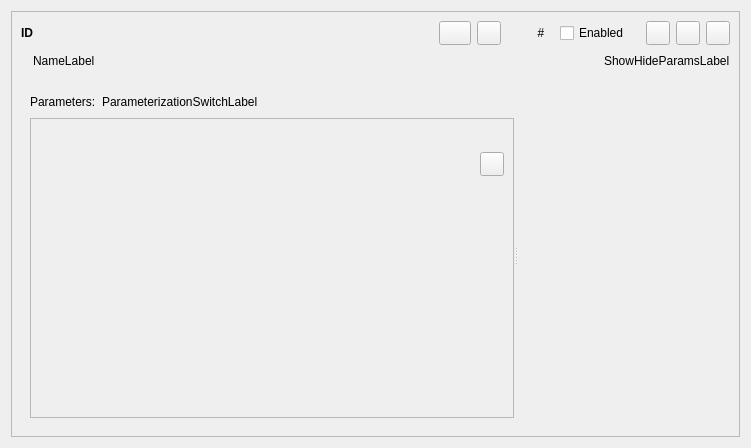
This is src/apps/openfluid-builder/common/WareWidget.ui in OpenFLUID/openfluid as Qt 5 draws it before an edit. The edited form follows.
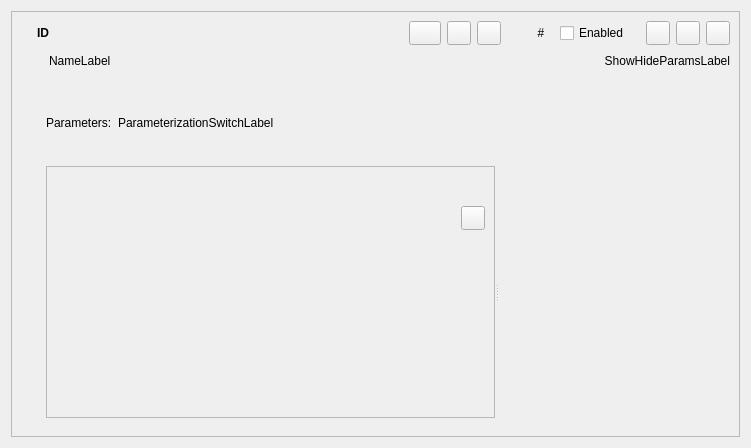
This is the edited form. Custom widgets are drawn as their Qt base class.

```diff
--- a/src/apps/openfluid-builder/common/WareWidget.ui
+++ b/src/apps/openfluid-builder/common/WareWidget.ui
@@ -26,6 +26,9 @@
    <string notr="true"/>
   </property>
   <layout class="QHBoxLayout" name="horizontalLayout_5">
+   <property name="spacing">
+    <number>0</number>
+   </property>
    <item>
     <widget class="QFrame" name="WareFrame">
      <property name="sizePolicy">
@@ -43,9 +46,48 @@
      <property name="lineWidth">
       <number>1</number>
      </property>
-     <layout class="QVBoxLayout" name="verticalLayout_2" stretch="0,0,0,1">
+     <layout class="QHBoxLayout" name="horizontalLayout_7" stretch="0,0">
+      <property name="spacing">
+       <number>6</number>
+      </property>
+      <property name="leftMargin">
+       <number>9</number>
+      </property>
+      <property name="topMargin">
+       <number>9</number>
+      </property>
+      <property name="bottomMargin">
+       <number>9</number>
+      </property>
       <item>
-       <layout class="QHBoxLayout" name="IDButtonsLayout" stretch="1,0,0,0,0,0,0,0,0,0,0,0">
+       <widget class="openfluid::ui::common::ClickableLabel" name="CustomColor">
+        <property name="minimumSize">
+         <size>
+          <width>10</width>
+          <height>0</height>
+         </size>
+        </property>
+        <property name="maximumSize">
+         <size>
+          <width>10</width>
+          <height>16777215</height>
+         </size>
+        </property>
+        <property name="text">
+         <string/>
+        </property>
+       </widget>
+      </item>
+      <item>
+       <layout class="QVBoxLayout" name="verticalLayout_7">
+        <property name="topMargin">
+         <number>0</number>
+        </property>
+        <property name="bottomMargin">
+         <number>0</number>
+        </property>
+        <item>
+         <layout class="QHBoxLayout" name="IDButtonsLayout" stretch="1,0,0,0,0,0,0,0,0,0,0,0,0">
         <item>
          <widget class="openfluid::ui::common::ElidedLabel" name="IDLabel">
           <property name="sizePolicy">
@@ -119,6 +161,25 @@
           </property>
          </widget>
         </item>
+          <item>
+           <widget class="QPushButton" name="ColorButton">
+            <property name="minimumSize">
+             <size>
+              <width>24</width>
+              <height>24</height>
+             </size>
+            </property>
+            <property name="maximumSize">
+             <size>
+              <width>24</width>
+              <height>24</height>
+             </size>
+            </property>
+            <property name="text">
+             <string/>
+            </property>
+           </widget>
+          </item>
         <item>
          <spacer name="horizontalSpacer_6">
           <property name="orientation">
@@ -258,7 +319,7 @@
        </layout>
       </item>
       <item>
-       <layout class="QHBoxLayout" name="horizontalLayout_2" stretch="1,0,0">
+         <layout class="QHBoxLayout" name="horizontalLayout_2" stretch="0,0,0">
         <item>
          <widget class="openfluid::ui::common::ElidedLabel" name="NameLabel">
           <property name="text">
@@ -287,31 +348,19 @@
         </item>
         <item>
          <widget class="openfluid::ui::common::ActionLabel" name="ShowHideParamsLabel">
+            <property name="layoutDirection">
+             <enum>Qt::LeftToRight</enum>
+            </property>
           <property name="text">
            <string notr="true">ShowHideParamsLabel</string>
           </property>
+            <property name="alignment">
+             <set>Qt::AlignRight|Qt::AlignTrailing|Qt::AlignVCenter</set>
+            </property>
          </widget>
         </item>
        </layout>
       </item>
-      <item>
-       <widget class="QWidget" name="ParamInfoTitleWidget" native="true">
-        <layout class="QHBoxLayout" name="horizontalLayout_4">
-         <property name="leftMargin">
-          <number>0</number>
-         </property>
-         <property name="topMargin">
-          <number>0</number>
-         </property>
-         <property name="rightMargin">
-          <number>0</number>
-         </property>
-         <property name="bottomMargin">
-          <number>0</number>
-         </property>
-        </layout>
-       </widget>
-      </item>
       <item>
        <widget class="QWidget" name="ParamInfoWidget" native="true">
         <property name="sizePolicy">
@@ -328,25 +377,6 @@
         </property>
         <layout class="QVBoxLayout" name="verticalLayout_3">
          <item>
-          <widget class="QSplitter" name="ParamInfoSplitter">
-           <property name="orientation">
-            <enum>Qt::Horizontal</enum>
-           </property>
-           <widget class="QWidget" name="ParamsSideWidget" native="true">
-            <layout class="QVBoxLayout" name="verticalLayout_4" stretch="0,0">
-             <property name="leftMargin">
-              <number>0</number>
-             </property>
-             <property name="topMargin">
-              <number>0</number>
-             </property>
-             <property name="rightMargin">
-              <number>0</number>
-             </property>
-             <property name="bottomMargin">
-              <number>0</number>
-             </property>
-             <item>
               <layout class="QHBoxLayout" name="horizontalLayout">
                <item>
                 <widget class="QLabel" name="label">
@@ -381,6 +411,25 @@
               </layout>
              </item>
              <item>
+            <widget class="QSplitter" name="ParamInfoSplitter">
+             <property name="orientation">
+              <enum>Qt::Horizontal</enum>
+             </property>
+             <widget class="QWidget" name="ParamsSideWidget" native="true">
+              <layout class="QVBoxLayout" name="verticalLayout_4" stretch="0">
+               <property name="leftMargin">
+                <number>0</number>
+               </property>
+               <property name="topMargin">
+                <number>0</number>
+               </property>
+               <property name="rightMargin">
+                <number>0</number>
+               </property>
+               <property name="bottomMargin">
+                <number>0</number>
+               </property>
+               <item>
               <widget class="QStackedWidget" name="ParameterizationStackWidget">
                <property name="frameShape">
                 <enum>QFrame::StyledPanel</enum>
@@ -436,8 +485,8 @@
                      <rect>
                       <x>0</x>
                       <y>0</y>
-                      <width>504</width>
-                      <height>296</height>
+                        <width>448</width>
+                        <height>250</height>
                      </rect>
                     </property>
                     <property name="minimumSize">
@@ -452,7 +501,31 @@
                       <height>0</height>
                      </size>
                     </property>
-                    <layout class="QVBoxLayout" name="verticalLayout_5" stretch="0,0,1">
+                      <layout class="QVBoxLayout" name="verticalLayout_5" stretch="0,0,0,1">
+                       <item>
+                        <widget class="QWidget" name="ParamInfoTitleWidget" native="true">
+                         <property name="minimumSize">
+                          <size>
+                           <width>0</width>
+                           <height>0</height>
+                          </size>
+                         </property>
+                         <layout class="QHBoxLayout" name="horizontalLayout_4">
+                          <property name="leftMargin">
+                           <number>0</number>
+                          </property>
+                          <property name="topMargin">
+                           <number>0</number>
+                          </property>
+                          <property name="rightMargin">
+                           <number>0</number>
+                          </property>
+                          <property name="bottomMargin">
+                           <number>0</number>
+                          </property>
+                         </layout>
+                        </widget>
+                       </item>
                      <item>
                       <widget class="QWidget" name="ParamsListZoneWidget" native="true">
                        <layout class="QVBoxLayout" name="verticalLayout_6">
@@ -534,6 +607,8 @@
        </widget>
       </item>
      </layout>
+      </item>
+     </layout>
     </widget>
    </item>
   </layout>
@@ -555,6 +630,11 @@
    <extends>QLabel</extends>
    <header location="global">openfluid/ui/common/ActionLabel.hpp</header>
   </customwidget>
+  <customwidget>
+   <class>openfluid::ui::common::ClickableLabel</class>
+   <extends>QLabel</extends>
+   <header location="global">openfluid/ui/common/ClickableLabel.hpp</header>
+  </customwidget>
  </customwidgets>
  <resources/>
  <connections/>
```
Lines whose indentation alone changed are shown as unchanged.
